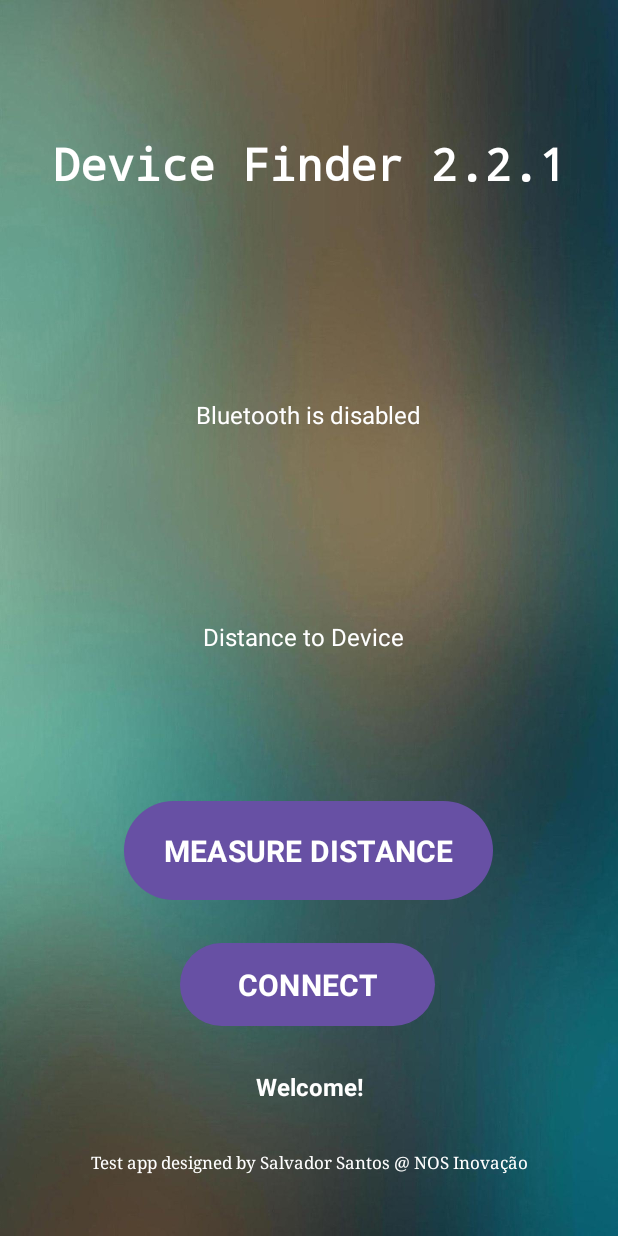
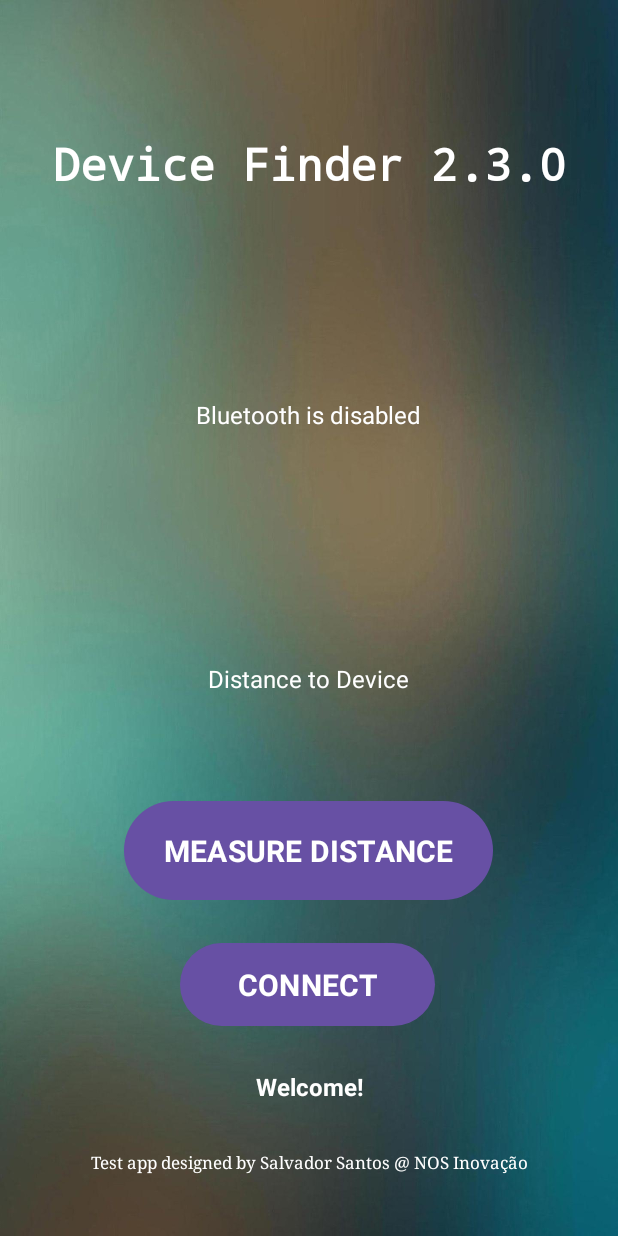
Before and after one commit to savesantos/DeviceFinder, an Android app: the screen it shows after launch (MainActivity), on a phone screen of 412 x 824 dp. Run offline under Robolectric (Android 15) with nearby library versions, the phone set to English and light mode, and no system bars.

```diff
--- a/app/src/main/res/layout/activity_main.xml
+++ b/app/src/main/res/layout/activity_main.xml
@@ -11,7 +11,7 @@
         android:id="@+id/textView2"
         android:layout_width="wrap_content"
         android:layout_height="wrap_content"
-        android:text="Device Finder 2.2.1"
+        android:text="Device Finder 2.3.0"
         android:textColor="@color/white"
         android:textSize="30sp"
         android:textStyle="bold"
@@ -35,10 +35,10 @@
         android:textSize="16sp"
         app:layout_constraintBottom_toBottomOf="parent"
         app:layout_constraintEnd_toEndOf="parent"
-        app:layout_constraintHorizontal_bias="0.485"
+        app:layout_constraintHorizontal_bias="0.498"
         app:layout_constraintStart_toStartOf="parent"
         app:layout_constraintTop_toTopOf="parent"
-        app:layout_constraintVertical_bias="0.516" />
+        app:layout_constraintVertical_bias="0.551" />
 
     <TextView
         android:layout_width="wrap_content"
```
Also changed, not shown: app/src/main/java/nos/example/devicefinder/MainActivity.java (+82 -1 lines).
